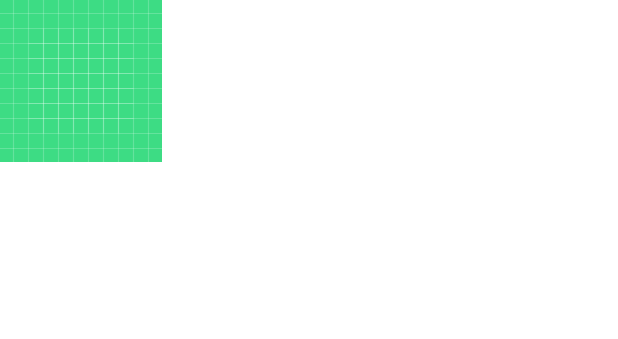
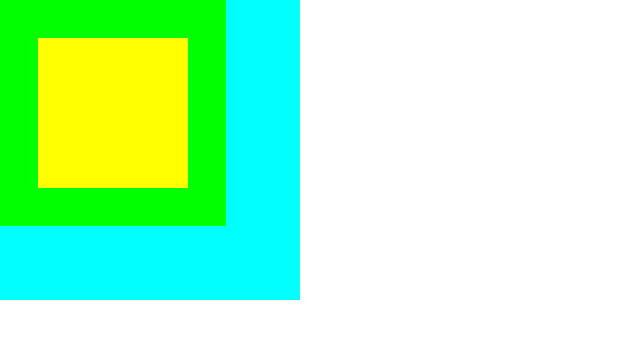
Before and after one commit to VBulat74/FirstComposeProject, an Android app built with Jetpack Compose: the @Preview function TestText, on a phone screen of 412 x 824 dp. Shown: the top 339 px of the screen. Run offline under Robolectric (Android 15) with nearby library versions, the phone set to English and light mode, and no system bars.

Commit message:
Lesson 2.9

```diff
--- a/app/src/main/java/ru/com/vbulat/firstcomposeproject/MainActivity.kt
+++ b/app/src/main/java/ru/com/vbulat/firstcomposeproject/MainActivity.kt
@@ -7,11 +7,16 @@ import androidx.compose.foundation.Image
 import androidx.compose.foundation.background
 import androidx.compose.foundation.layout.Box
 import androidx.compose.foundation.layout.fillMaxSize
+import androidx.compose.foundation.layout.padding
+import androidx.compose.foundation.layout.size
 import androidx.compose.material3.MaterialTheme
 import androidx.compose.runtime.Composable
 import androidx.compose.ui.Modifier
-import androidx.compose.ui.res.painterResource
+import androidx.compose.ui.graphics.Color
+import androidx.compose.ui.graphics.painter.ColorPainter
+import androidx.compose.ui.layout.ContentScale
 import androidx.compose.ui.tooling.preview.Preview
+import androidx.compose.ui.unit.dp
 import ru.com.vbulat.firstcomposeproject.ui.theme.FirstComposeProjectTheme
 import ru.com.vbulat.firstcomposeproject.ui.theme.InstagramProfileCard
 
@@ -35,5 +40,22 @@ class MainActivity : ComponentActivity() {
 @Preview
 @Composable
 fun TestText(){
-    Image(painter = painterResource(id = R.drawable.ic_launcher_background), contentDescription = "")
+    Box (
+        modifier = Modifier
+            .size(200.dp)
+            .background(Color.Cyan),
+    ){
+        Image(
+            modifier = Modifier
+                .background(Color.Green)
+                .padding(25.dp)
+                .size(100.dp)
+                .background(Color.Red)
+            ,
+            painter = ColorPainter(Color.Yellow),
+            contentDescription = "",
+            contentScale = ContentScale.FillHeight
+        )
+    }
+
 }
--- a/app/src/main/java/ru/com/vbulat/firstcomposeproject/ui/theme/InstogramProfileCard.kt
+++ b/app/src/main/java/ru/com/vbulat/firstcomposeproject/ui/theme/InstogramProfileCard.kt
@@ -2,6 +2,7 @@ package ru.com.vbulat.firstcomposeproject.ui.theme
 
 import androidx.compose.foundation.BorderStroke
 import androidx.compose.foundation.Image
+import androidx.compose.foundation.background
 import androidx.compose.foundation.layout.Arrangement
 import androidx.compose.foundation.layout.Column
 import androidx.compose.foundation.layout.Row
@@ -9,6 +10,7 @@ import androidx.compose.foundation.layout.fillMaxWidth
 import androidx.compose.foundation.layout.height
 import androidx.compose.foundation.layout.padding
 import androidx.compose.foundation.layout.size
+import androidx.compose.foundation.shape.CircleShape
 import androidx.compose.foundation.shape.RoundedCornerShape
 import androidx.compose.material3.Card
 import androidx.compose.material3.CardDefaults
@@ -17,6 +19,8 @@ import androidx.compose.material3.Text
 import androidx.compose.runtime.Composable
 import androidx.compose.ui.Alignment
 import androidx.compose.ui.Modifier
+import androidx.compose.ui.draw.clip
+import androidx.compose.ui.graphics.Color
 import androidx.compose.ui.res.painterResource
 import androidx.compose.ui.text.font.FontFamily
 import androidx.compose.ui.text.font.FontWeight
@@ -42,7 +46,10 @@ fun InstagramProfileCard(){
         ) {
             Image(
                 modifier = Modifier
-                    .size(50.dp),
+                    .size(60.dp)
+                    .clip(CircleShape)
+                    .background(Color.White)
+                    .padding(8.dp),
                 painter = painterResource(id = R.drawable.ic_instagram),
                 contentDescription = "",
 
```
